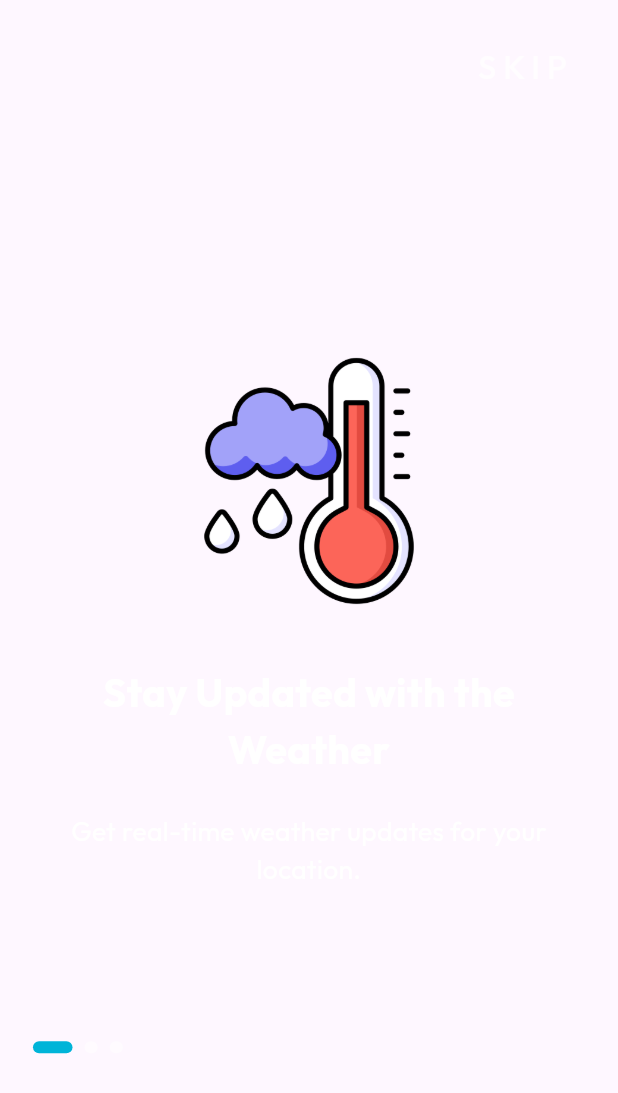
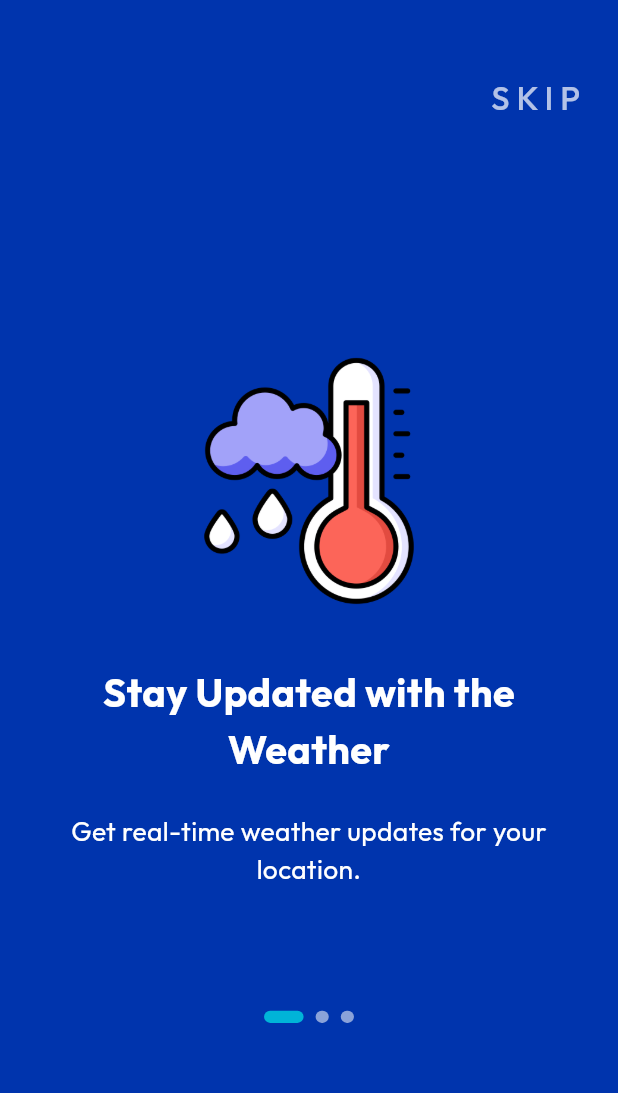
Before and after one commit to 1Shibam/my_weather_reader, a Flutter app: the screen it shows after launch, on a phone screen of 412 x 824 dp. Shown: the top 1093 px of the screen. Run offline on Flutter 3.47's test engine with Material 3 defaults, Android fonts, the phone set to English and light mode, and no system bars; drawn by our look-alikes of smooth_page_indicator; our stand-ins replace dio, flutter_riverpod, flutter_screenutil, geolocator, go_router, riverpod and 3 more; accounts and stored records are empty.

```diff
--- a/lib/screens/on_boarding_screen.dart
+++ b/lib/screens/on_boarding_screen.dart
@@ -22,8 +22,9 @@ class OnBoardingScreenState extends State<OnBoardingScreen> {
   @override
   Widget build(BuildContext context) {
     return Scaffold(
+        backgroundColor: AppColors.darkBlue,
         body: Padding(
-      padding: EdgeInsets.symmetric(horizontal: 20.w, vertical: 20.h),
+          padding: EdgeInsets.symmetric(horizontal: 12.w, vertical: 40.h),
           child: Stack(
             children: [
               Align(
@@ -43,14 +44,16 @@ class OnBoardingScreenState extends State<OnBoardingScreen> {
                 controller: _controller,
                 children: [
                   const BuildOnBoardingPages(
-                  imageUrl: 'assets/animations/stay updated with weather.png',
+                      imageUrl:
+                          'assets/animations/stay updated with weather.png',
                       title: 'Stay Updated with the Weather',
                       description:
                           'Get real-time weather updates for your location.'),
                   const BuildOnBoardingPages(
                       imageUrl: 'assets/animations/location pin final.gif',
                       title: 'Search Any Location',
-                  description: 'Find weather details by name or coordinates.'),
+                      description:
+                          'Find weather details by name or coordinates.'),
                   BuildOnBoardingPages(
                     imageUrl: 'assets/animations/forecast.png',
                     title: '5-Day Forecast',
@@ -69,6 +72,7 @@ class OnBoardingScreenState extends State<OnBoardingScreen> {
                 bottom: 100.h,
                 left: 0,
                 right: 0,
+                child: Center(
                   child: SmoothPageIndicator(
                     onDotClicked: (index) {
                       _controller.animateToPage(index,
@@ -85,6 +89,7 @@ class OnBoardingScreenState extends State<OnBoardingScreen> {
                     ),
                   ),
                 ),
+              ),
             ],
           ),
         ));
```
Lines whose indentation alone changed are shown as unchanged.
